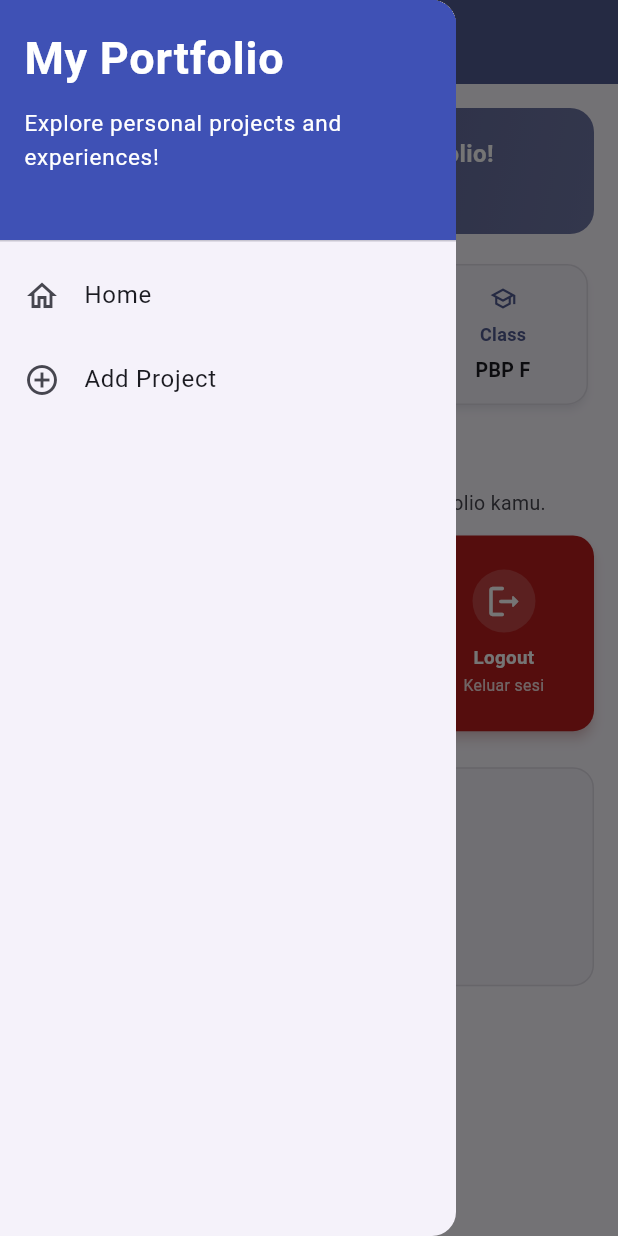
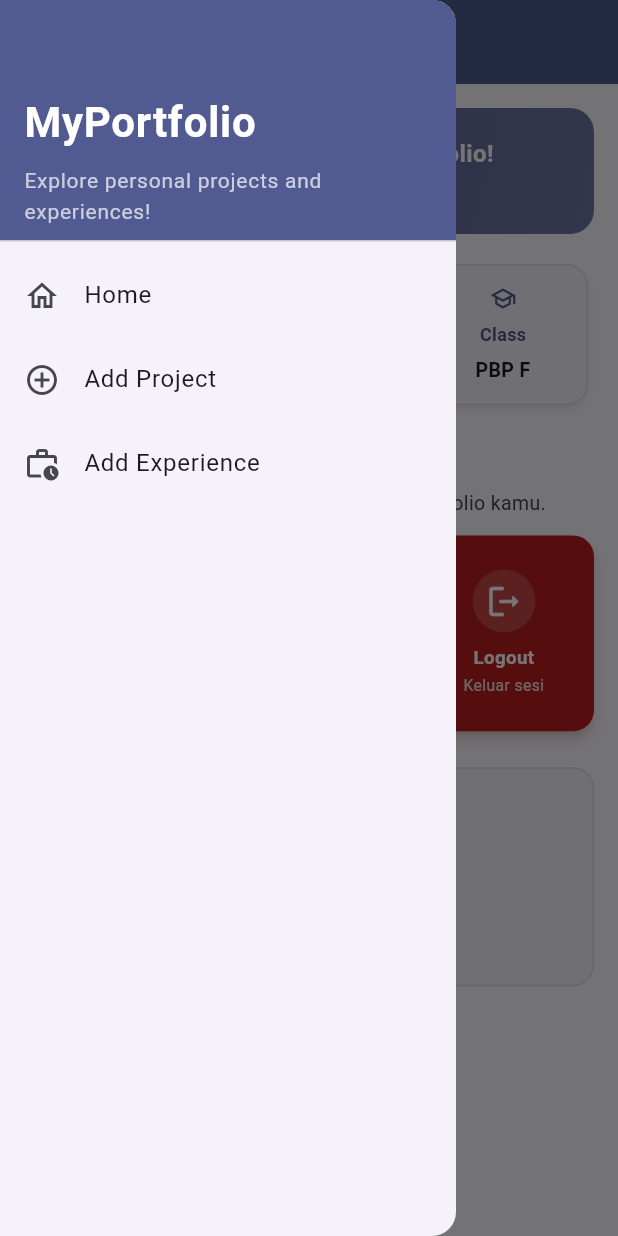
Before and after one commit to malvlionn/myportofolio_mobile, a Flutter app: the screen it shows after launch, with the side drawer open, on a phone screen of 412 x 824 dp. Run offline on Flutter 3.47's test engine with Material 3 defaults, Android fonts, the phone set to English and light mode, and no system bars; our stand-ins replace material_ui.

Commit message:
feat(navigation): add Add Experience option and theme alignment in LeftDrawer

```diff
--- a/lib/widgets/left_drawer.dart
+++ b/lib/widgets/left_drawer.dart
@@ -1,36 +1,42 @@
 import 'package:material_ui/material_ui.dart';
+import 'package:myportofolio_mobile/screens/experience_form.dart';
 import 'package:myportofolio_mobile/screens/menu.dart';
 import 'package:myportofolio_mobile/screens/project_form.dart';
 
+/// Drawer navigasi utama yang digunakan bersama pada seluruh halaman aplikasi.
 class LeftDrawer extends StatelessWidget {
   const LeftDrawer({super.key});
 
   @override
   Widget build(BuildContext context) {
+    final ColorScheme colorScheme = Theme.of(context).colorScheme;
+
     return Drawer(
       child: ListView(
+        padding: EdgeInsets.zero,
         children: [
-          const DrawerHeader(
+          DrawerHeader(
             decoration: BoxDecoration(
-              color: Colors.indigo,
+              color: colorScheme.primary,
             ),
-            child: Column(
+            child: const Column(
               crossAxisAlignment: CrossAxisAlignment.start,
+              mainAxisAlignment: MainAxisAlignment.end,
               children: [
                 Text(
-                  'My Portfolio',
+                  'MyPortfolio',
                   style: TextStyle(
-                    fontSize: 30,
+                    fontSize: 28,
                     fontWeight: FontWeight.bold,
                     color: Colors.white,
                   ),
                 ),
-                SizedBox(height: 10),
+                SizedBox(height: 8),
                 Text(
                   'Explore personal projects and experiences!',
                   style: TextStyle(
-                    fontSize: 15,
-                    color: Colors.white,
+                    fontSize: 14,
+                    color: Colors.white70,
                   ),
                 ),
               ],
@@ -39,12 +45,11 @@ class LeftDrawer extends StatelessWidget {
           ListTile(
             leading: const Icon(Icons.home_outlined),
             title: const Text('Home'),
-            // Navigasi ke halaman utama portofolio
             onTap: () {
               Navigator.pushReplacement(
                 context,
                 MaterialPageRoute(
-                  builder: (context) => MyHomePage(),
+                  builder: (context) => const MyHomePage(),
                 ),
               );
             },
@@ -52,7 +57,6 @@ class LeftDrawer extends StatelessWidget {
           ListTile(
             leading: const Icon(Icons.add_circle_outline),
             title: const Text('Add Project'),
-            // Navigasi ke halaman tambah proyek
             onTap: () {
               Navigator.pushReplacement(
                 context,
@@ -62,6 +66,18 @@ class LeftDrawer extends StatelessWidget {
               );
             },
           ),
+          ListTile(
+            leading: const Icon(Icons.work_history_outlined),
+            title: const Text('Add Experience'),
+            onTap: () {
+              Navigator.pushReplacement(
+                context,
+                MaterialPageRoute(
+                  builder: (context) => const ExperienceFormPage(),
+                ),
+              );
+            },
+          ),
         ],
       ),
     );
```
